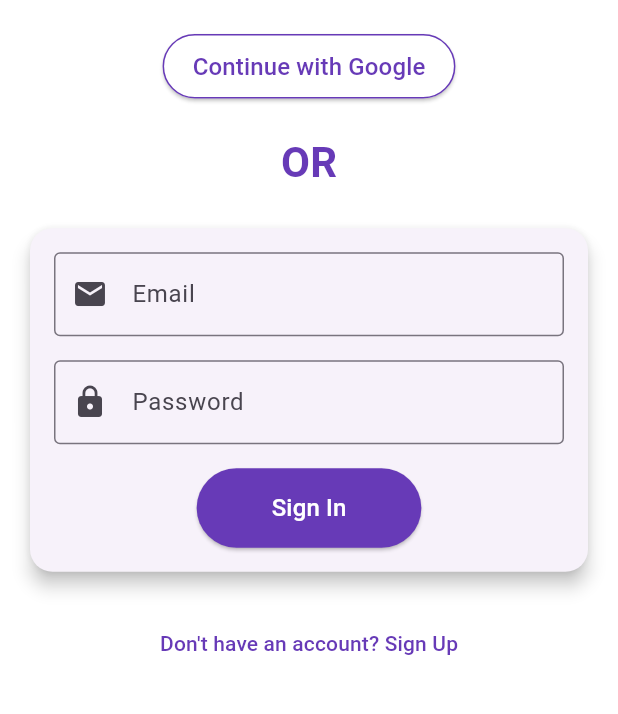
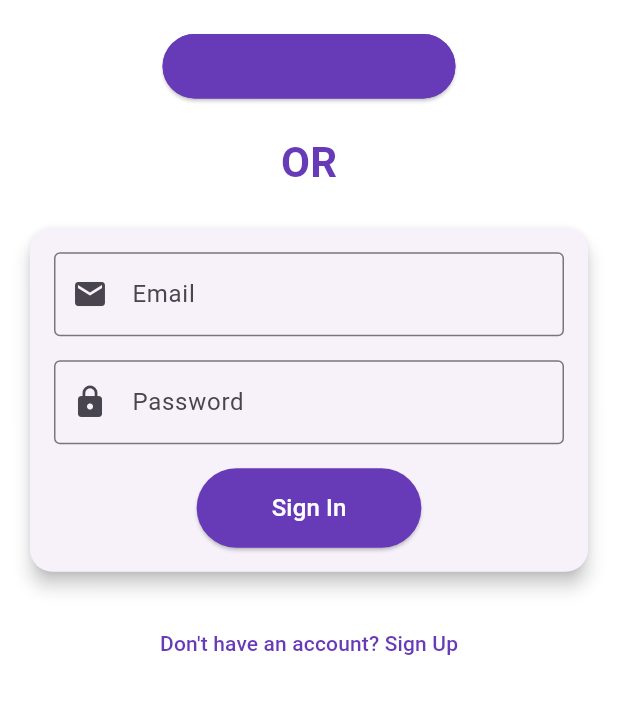
Before and after one commit to vyk1262/seller, a Flutter app: the screen it shows after launch, after a tap on "Continue with Google", on a phone screen of 412 x 824 dp, the part 323-1037 px from its top. Run offline on Flutter 3.47's test engine with Material 3 defaults, Android fonts, the phone set to English and light mode, and no system bars; our stand-ins replace cloud_firestore, firebase_auth, firebase_core, firebase_storage, google_sign_in, image_picker; accounts and stored records are empty.

```diff
--- a/lib/login.dart
+++ b/lib/login.dart
@@ -141,7 +141,7 @@ class _AuthScreenState extends State<AuthScreen> {
               const SizedBox(height: 20),
               ElevatedButton(
                 style: ElevatedButton.styleFrom(
-                  backgroundColor: Colors.white,
+                  backgroundColor: Colors.deepPurple,
                   padding:
                       const EdgeInsets.symmetric(horizontal: 20, vertical: 10),
                   side: const BorderSide(color: Colors.deepPurple),
@@ -265,7 +265,7 @@ class _AuthScreenState extends State<AuthScreen> {
       setState(() {
         _isLoading = true;
       });
-      // Initialize Google Sign-In
+
       final GoogleSignInAccount? googleUser = await GoogleSignIn().signIn();
       if (googleUser == null) {
         // The user canceled the sign-in
@@ -274,15 +274,40 @@ class _AuthScreenState extends State<AuthScreen> {
         });
         return;
       }
+
       final GoogleSignInAuthentication googleAuth =
           await googleUser.authentication;
       final AuthCredential credential = GoogleAuthProvider.credential(
         accessToken: googleAuth.accessToken,
         idToken: googleAuth.idToken,
       );
-      await _auth.signInWithCredential(credential);
+
+      // Sign in with Google
+      UserCredential userCredential =
+          await _auth.signInWithCredential(credential);
+      User? user = userCredential.user;
+
+      if (user != null) {
+        final userDoc = await FirebaseFirestore.instance
+            .collection('users')
+            .doc(user.uid)
+            .get();
+
+        if (!userDoc.exists) {
+          await FirebaseFirestore.instance
+              .collection('users')
+              .doc(user.uid)
+              .set({
+            'email': user.email,
+            'createdAt': Timestamp.now(),
+          });
+        }
+      }
+
       Navigator.pushReplacement(
-          context, MaterialPageRoute(builder: (context) => MyHomePage()));
+        context,
+        MaterialPageRoute(builder: (context) => MyHomePage()),
+      );
     } on FirebaseAuthException catch (e) {
       _showErrorDialog('Google Sign-In failed: ${e.message}');
     } finally {
```
